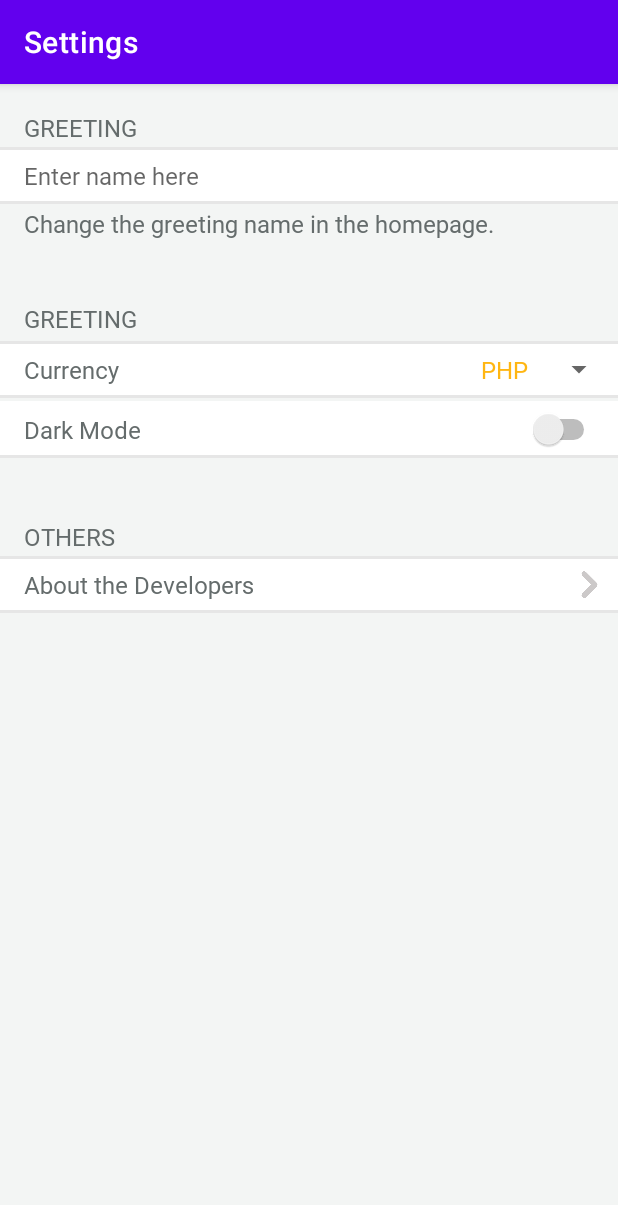
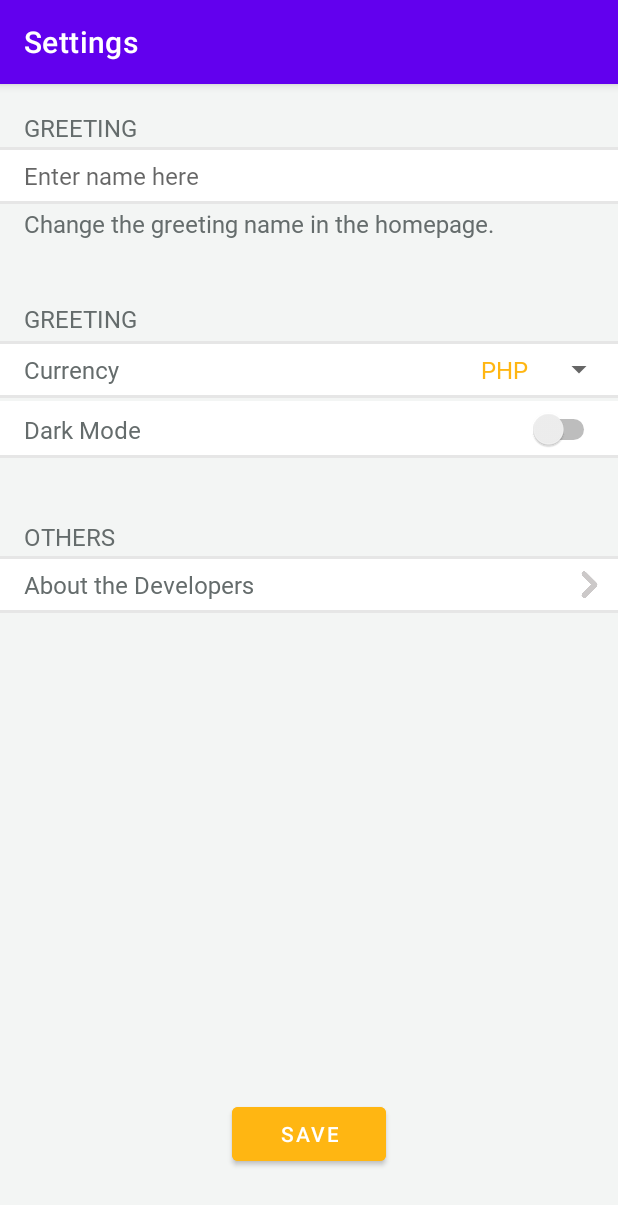
Before and after one commit to stareio/ExpenseTracker, an Android app: the SettingsActivity screen opened directly, with no data from a screen before it, on a phone screen of 412 x 824 dp. Shown: the top 1205 px of the screen. Run offline under Robolectric (Android 15) with nearby library versions, the phone set to English and light mode, and no system bars.

Commit message:
added missing references in add and edit record pages. edited the id of the greeting name EditText, and added an add button and internal storage function in settings page.

```diff
--- a/app/src/main/java/com/reginio/expensetracker/SettingsActivity.java
+++ b/app/src/main/java/com/reginio/expensetracker/SettingsActivity.java
@@ -2,38 +2,142 @@ package com.reginio.expensetracker;
 
 import android.content.Intent;
 import android.os.Bundle;
+import android.util.Log;
 import android.view.View;
-import android.widget.ArrayAdapter;
-import android.widget.ImageButton;
-import android.widget.Spinner;
+import android.widget.*;
 
 import androidx.appcompat.app.AppCompatActivity;
 
+import java.io.*;
+import java.util.*;
+
 public class SettingsActivity extends AppCompatActivity {
 
+    EditText nameEt;
+    Spinner currencySpnr;
+    Switch darkModeSw;
     ImageButton devBtn;
-    Spinner currencySpnr;
+    Button saveBtn;
+
+    String LOG_TAG = "Logs";
+
+    String currency = "PHP";     // store currency value
+    Boolean isDark = false;     // store darkModeSw value
 
     @Override
     protected void onCreate(Bundle savedInstanceState) {
         super.onCreate(savedInstanceState);
         setContentView(R.layout.activity_settings);
 
+        nameEt = findViewById(R.id.etSettingsName);
+        currencySpnr = findViewById(R.id.spnrCurrency);
+        darkModeSw = findViewById(R.id.swDarkMode);
         devBtn = findViewById(R.id.btnDevelopers);
+        saveBtn = findViewById(R.id.btnSaveSettings);
 
         // populate the dropdown list for currency
-        getCurrencySpinner();
+        populateCurrencySpinner();
 
-        devBtn.setOnClickListener(new View.OnClickListener() {
+        // check for past saved settings
+        readFile();
+
+        // get selected item in currency spinner
+        currencySpnr.setOnItemSelectedListener(new AdapterView.OnItemSelectedListener() {
             @Override
-            public void onClick(View view) {
-                Intent intent = new Intent(SettingsActivity.this, DevelopersActivity.class);
-                startActivity(intent);
+            public void onItemSelected(AdapterView<?> parentView, View selectedItemView, int position, long id) {
+                currency = currencySpnr.getSelectedItem().toString();
+            }
+
+            @Override
+            public void onNothingSelected(AdapterView<?> parentView) {
+                currency = "PHP";
             }
         });
+
+        // get value of dark mode switch
+        darkModeSw.setOnCheckedChangeListener((buttonView, isChecked) -> {
+            isDark = isChecked;
+        });
+
+        // redirect to developers page
+        devBtn.setOnClickListener(view -> {
+            Intent intent = new Intent(SettingsActivity.this, DevelopersActivity.class);
+            startActivity(intent);
+        });
+
+        // save settings in internal storage
+        saveBtn.setOnClickListener(view -> writeFile());
     }
 
-    private void getCurrencySpinner() {
+    public void writeFile() {
+        String nameToSave = nameEt.getText().toString();
+        String currToSave = currency;
+        String darkModeToSave = isDark.toString();
+
+        Log.d(LOG_TAG, "nameToSave: " + nameToSave);
+        Log.d(LOG_TAG, "currToSave: " + currToSave);
+        Log.d(LOG_TAG, "darkModeToSave: " + darkModeToSave);
+
+        try {
+            FileOutputStream fos = openFileOutput("ExpenseTracker_Settings.txt", MODE_PRIVATE);
+            OutputStreamWriter osw = new OutputStreamWriter(fos);
+            BufferedWriter bw = new BufferedWriter(osw);
+
+            ArrayList<String> lines = new ArrayList<>();
+            lines.add(nameToSave);
+            lines.add(currToSave);
+            lines.add(darkModeToSave);
+
+            for (int i=0; i<lines.size(); i++) {
+                bw.write(lines.get(i));
+
+                if (i < lines.size()-1)
+                    bw.newLine();
+            }
+
+            bw.close();
+            osw.close();
+            fos.close();
+
+            Toast.makeText(getApplicationContext(), "Current Settings Saved!", Toast.LENGTH_SHORT).show();
+        } catch (IOException e) {
+            e.printStackTrace();
+        }
+    }
+
+    public void readFile() {
+        // check if file exists
+        if (getBaseContext().getFileStreamPath("ExpenseTracker_Settings.txt").exists()) {
+            Log.d(LOG_TAG, "Settings file exists");
+            try {
+                FileInputStream fis = openFileInput("ExpenseTracker_Settings.txt");
+                InputStreamReader isr = new InputStreamReader(fis);
+                BufferedReader br = new BufferedReader(isr);
+
+                // store each line from the file in its respective variable
+                String nameToRead = br.readLine();
+                String currToRead = br.readLine();
+                String darkModeToRead = br.readLine();
+
+                br.close();
+                isr.close();
+                fis.close();
+
+                // update the values displayed in the settings page
+                nameEt.setText(nameToRead);
+                currencySpnr.setSelection(
+                        ((ArrayAdapter)currencySpnr.getAdapter()).getPosition(currToRead)
+                );
+                darkModeSw.setChecked(Boolean.parseBoolean(darkModeToRead));
+            } catch (Exception e) {
+                e.printStackTrace();
+            }
+        } else {
+            Log.d(LOG_TAG, "Settings file does NOT exist");
+        }
+    }
+
+    private void populateCurrencySpinner() {
         // get the spinner from the xml.
         currencySpnr = findViewById(R.id.spnrCurrency);
 
@@ -42,7 +146,7 @@ public class SettingsActivity extends AppCompatActivity {
 
         // create an adapter to describe how the items are displayed, adapters are used in several places in android.
         ArrayAdapter<String> adapter = new ArrayAdapter<>(
-            this,
+                this,
                 R.layout.spinner,
                 items
         );
@@ -56,4 +160,9 @@ public class SettingsActivity extends AppCompatActivity {
 Reference
 Dropdown list: https://stackoverflow.com/questions/13377361/how-to-create-a-drop-down-list
 Customized spinner: https://www.youtube.com/watch?v=N8GfosWTt44
- */
+Get switch value: https://stackoverflow.com/questions/26676367/how-to-get-switch-value-in-android
+Get switch value and store in database: https://stackoverflow.com/questions/41374946/how-to-get-switch-button-value-and-stored-in-database
+Switch on/off event listener: https://stackoverflow.com/questions/11278507/android-widget-switch-on-off-event-listener
+Set spinner item programmatically: https://stackoverflow.com/questions/11072576/set-selected-item-of-spinner-programmatically
+Get spinner selected item: https://stackoverflow.com/questions/1337424/android-spinner-get-the-selected-item-change-event
+*/
--- a/app/src/main/res/layout/activity_add_record.xml
+++ b/app/src/main/res/layout/activity_add_record.xml
@@ -313,3 +313,8 @@
 
     </LinearLayout>
 </androidx.constraintlayout.widget.ConstraintLayout>
+
+<!--
+Reference
+Buttons at bottom of screen with LinearLayout: https://stackoverflow.com/questions/14779688/put-buttons-at-bottom-of-screen-with-linearlayout
+-->
--- a/app/src/main/res/layout/activity_edit_record.xml
+++ b/app/src/main/res/layout/activity_edit_record.xml
@@ -314,3 +314,8 @@
 
     </LinearLayout>
 </androidx.constraintlayout.widget.ConstraintLayout>
+
+<!--
+Reference
+Buttons at bottom of screen with LinearLayout: https://stackoverflow.com/questions/14779688/put-buttons-at-bottom-of-screen-with-linearlayout
+-->
--- a/app/src/main/res/layout/activity_settings.xml
+++ b/app/src/main/res/layout/activity_settings.xml
@@ -31,7 +31,7 @@
                 android:textSize="16sp" />
 
             <EditText
-                android:id="@+id/etName"
+                android:id="@+id/etSettingsName"
                 android:layout_width="match_parent"
                 android:layout_height="wrap_content"
                 android:background="@drawable/input_field_upper_and_lower_shadows"
@@ -119,13 +119,12 @@
                     android:textSize="16sp" />
 
                 <Switch
-                    android:id="@+id/swAddSpecifCat"
+                    android:id="@+id/swDarkMode"
                     android:layout_width="wrap_content"
                     android:layout_height="wrap_content"
                     android:layout_alignParentEnd="true"
                     android:layout_centerInParent="true"
                     android:layout_marginRight="12dp" />
-
             </RelativeLayout>
 
             <Space
@@ -172,14 +171,36 @@
                     android:scaleType="centerCrop"
                     app:srcCompat="@drawable/btn_next" />
             </RelativeLayout>
+
+            <Space
+                android:layout_width="match_parent"
+                android:layout_height="12dp" />
+
+            <LinearLayout
+                android:layout_width="match_parent"
+                android:layout_height="0dp"
+                android:layout_weight="1"
+                android:gravity="bottom|center"
+                android:orientation="vertical">
+
+                <Button
+                    android:id="@+id/btnSaveSettings"
+                    android:layout_width="wrap_content"
+                    android:layout_height="wrap_content"
+                    android:layout_marginBottom="26dp"
+                    android:backgroundTint="@color/yellow"
+                    android:paddingHorizontal="32dp"
+                    android:text="Save" />
+            </LinearLayout>
+
         </LinearLayout>
 
     </LinearLayout>
-
 </androidx.constraintlayout.widget.ConstraintLayout>
 
 <!--
 References
 Button inside EditText: https://stackoverflow.com/questions/13151366/how-to-place-button-inside-of-edittext
 Dropdown list: https://stackoverflow.com/questions/13377361/how-to-create-a-drop-down-list
+Buttons at bottom of screen with LinearLayout: https://stackoverflow.com/questions/14779688/put-buttons-at-bottom-of-screen-with-linearlayout
 -->
```
